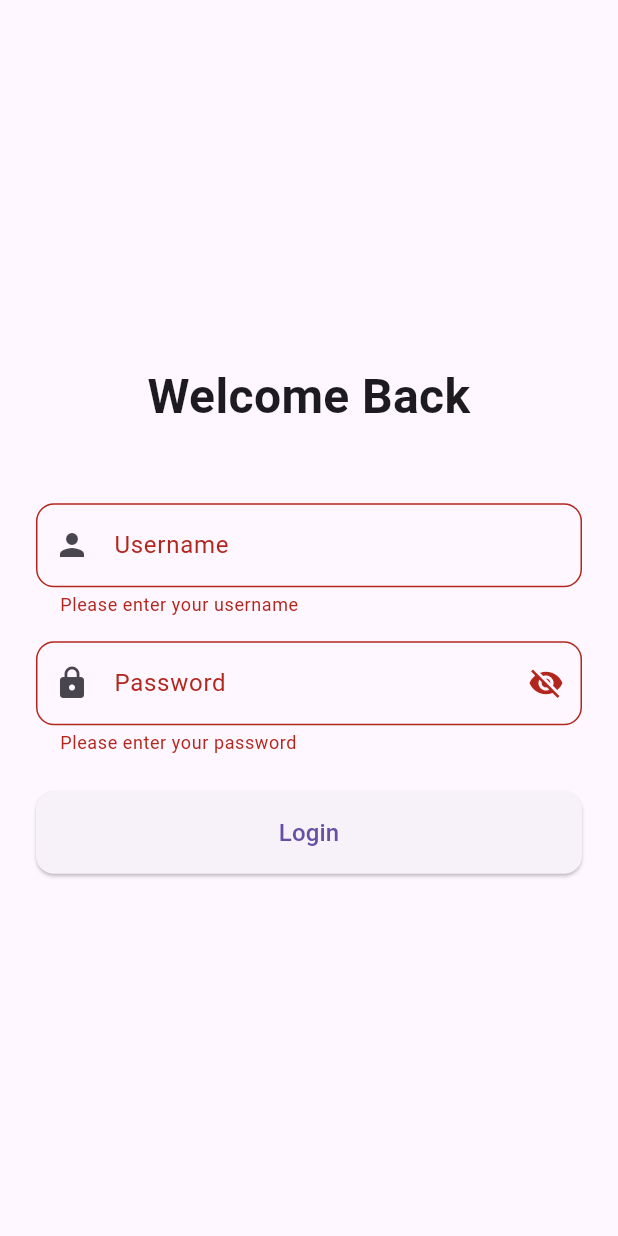
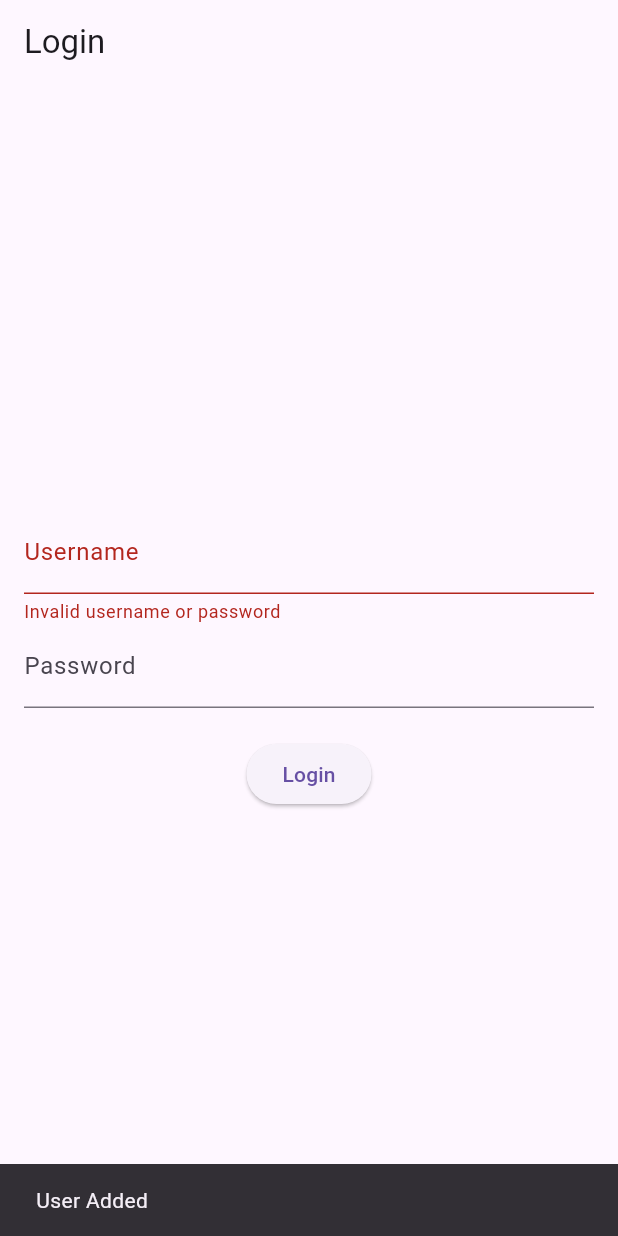
Before and after one commit to prasannvyawahare/bagcountdesktop, a Flutter app: the LoginScreen screen opened directly, after a tap on "Login", on a phone screen of 412 x 824 dp. Run offline on Flutter 3.47's test engine with Material 3 defaults, Android fonts, the phone set to English and light mode, and no system bars; our stand-ins replace sqflite_common_ffi; accounts and stored records are empty.

Commit message:
push code

```diff
--- /dev/null
+++ b/lib/db/model/d_b_helper.dart
@@ -0,0 +1,47 @@
+import 'dart:async';
+import 'package:bagreportun/db/model/user.dart';
+import 'package:path_provider/path_provider.dart';
+import 'package:sqflite_common_ffi/sqflite_ffi.dart';
+
+class DbHelper {
+  static Database? _database;
+  final databaseName= 'bagreportun.db';
+  Future<Database> get database async {
+    if (_database != null) {
+      return _database!;
+    } else {
+      _database = await _initDb();
+      return _database!;
+    }
+  }
+  final userTable='''CREATE TABLE users(
+          id INTEGER PRIMARY KEY AUTOINCREMENT,
+          username TEXT,
+          password TEXT
+        )''';
+  _initDb() async {
+    final databasePath = await getApplicationDocumentsDirectory();
+    final path = '${databasePath.path}/$databaseName';
+    return await openDatabase(path, version: 1, onCreate: (db, version) {
+      db.execute(userTable);
+    });
+  }
+
+  Future<void> insertUser(User user) async {
+    final db = await database;
+    await db.insert('users', user.toMap(), conflictAlgorithm: ConflictAlgorithm.replace);
+  }
+
+  Future<User?> getUserByUsername(String username) async {
+    final db = await database;
+    List<Map<String, dynamic>> maps = await db.query(
+      'users',
+      where: 'username = ?',
+      whereArgs: [username],
+    );
+    if (maps.isNotEmpty) {
+      return User.fromMap(maps.first);
+    }
+    return null; // No user found
+  }
+}
--- a/lib/login_screen.dart
+++ b/lib/login_screen.dart
@@ -1,4 +1,7 @@
+import 'package:bagreportun/repository.dart';
 import 'package:flutter/material.dart';
+
+import 'db/model/user.dart';
 
 class LoginScreen extends StatefulWidget {
   const LoginScreen({super.key});
@@ -8,113 +11,66 @@ class LoginScreen extends StatefulWidget {
 }
 
 class _LoginScreenState extends State<LoginScreen> {
-  final _formKey = GlobalKey<FormState>();
-  final _usernameController = TextEditingController();
-  final _passwordController = TextEditingController();
-  bool _isPasswordVisible = false;
+  final TextEditingController _usernameController = TextEditingController();
+  final TextEditingController _passwordController = TextEditingController();
+  final Repository _userRepository = Repository();
 
-  @override
-  void dispose() {
-    _usernameController.dispose();
-    _passwordController.dispose();
-    super.dispose();
-  }
+  String _errorMessage = '';
 
-  void _handleLogin() {
-    if (_formKey.currentState!.validate()) {
-      // TODO: Implement login logic
-      print('Username: ${_usernameController.text}');
-      print('Password: ${_passwordController.text}');
+  _login() async {
+    String username = _usernameController.text;
+    String password = _passwordController.text;
+    print(username);
+    print(password);
+    bool isValid = await _userRepository.validateLogin(username, password);
+    if (isValid) {
+      // Proceed to the next screen or show success
+      //Navigator.pushReplacementNamed(context, '/home');
+      print("doneeeeeeeeeeeeeeee");
+
+      ScaffoldMessenger.of(context).showSnackBar(
+        SnackBar(content: Text("Login successful")),
+      );
+    } else {
+      _userRepository.addUser(User(username: username, password: password));
+      ScaffoldMessenger.of(context).showSnackBar(
+        SnackBar(content: Text("User Added")),
+      );
+      setState(() {
+        _errorMessage = 'Invalid username or password';
+      });
     }
   }
 
   @override
   Widget build(BuildContext context) {
     return Scaffold(
-      body: SafeArea(
-        child: Padding(
-          padding: const EdgeInsets.all(24.0),
-          child: Form(
-            key: _formKey,
+      appBar: AppBar(title: Text('Login')),
+      body: Padding(
+        padding: const EdgeInsets.all(16.0),
         child: Column(
           mainAxisAlignment: MainAxisAlignment.center,
-              crossAxisAlignment: CrossAxisAlignment.stretch,
           children: [
-                const Text(
-                  'Welcome Back',
-                  style: TextStyle(
-                    fontSize: 32,
-                    fontWeight: FontWeight.bold,
-                  ),
-                  textAlign: TextAlign.center,
-                ),
-                const SizedBox(height: 48),
-                TextFormField(
+            TextField(
               controller: _usernameController,
               decoration: InputDecoration(
                 labelText: 'Username',
-                    prefixIcon: const Icon(Icons.person),
-                    border: OutlineInputBorder(
-                      borderRadius: BorderRadius.circular(12),
+                errorText: _errorMessage.isEmpty ? null : _errorMessage,
               ),
             ),
-                  validator: (value) {
-                    if (value == null || value.isEmpty) {
-                      return 'Please enter your username';
-                    }
-                    return null;
-                  },
-                ),
-                const SizedBox(height: 16),
-                TextFormField(
+            TextField(
               controller: _passwordController,
-                  obscureText: !_isPasswordVisible,
+              obscureText: true,
               decoration: InputDecoration(
                 labelText: 'Password',
-                    prefixIcon: const Icon(Icons.lock),
-                    suffixIcon: IconButton(
-                      icon: Icon(
-                        _isPasswordVisible
-                            ? Icons.visibility
-                            : Icons.visibility_off,
-                      ),
-                      onPressed: () {
-                        setState(() {
-                          _isPasswordVisible = !_isPasswordVisible;
-                        });
-                      },
-                    ),
-                    border: OutlineInputBorder(
-                      borderRadius: BorderRadius.circular(12),
               ),
             ),
-                  validator: (value) {
-                    if (value == null || value.isEmpty) {
-                      return 'Please enter your password';
-                    }
-                    if (value.length < 6) {
-                      return 'Password must be at least 6 characters';
-                    }
-                    return null;
-                  },
-                ),
-                const SizedBox(height: 24),
+            SizedBox(height: 20),
             ElevatedButton(
-                  onPressed: _handleLogin,
-                  style: ElevatedButton.styleFrom(
-                    padding: const EdgeInsets.symmetric(vertical: 16),
-                    shape: RoundedRectangleBorder(
-                      borderRadius: BorderRadius.circular(12),
-                    ),
-                  ),
-                  child: const Text(
-                    'Login',
-                    style: TextStyle(fontSize: 16),
-                  ),
+              onPressed: _login,
+              child: Text('Login'),
             ),
           ],
-            ),
-          ),
         ),
       ),
     );
--- a/lib/main.dart
+++ b/lib/main.dart
@@ -1,12 +1,15 @@
+import 'package:bagreportun/login_screen.dart';
 import 'package:flutter/material.dart';
-
-import 'master_screen.dart';
+import 'package:sqflite_common_ffi/sqflite_ffi.dart';
 
 void main() {
+// Initialize the databaseFactory to use FFI for desktop platforms
+
   runApp(MyApp());
 }
 
 class MyApp extends StatelessWidget {
+
   @override
   Widget build(BuildContext context) {
     return MaterialApp(
@@ -15,7 +18,7 @@ class MyApp extends StatelessWidget {
       theme: ThemeData(
         primarySwatch: Colors.blue,
       ),
-      home: MasterScreen(),
+      home: LoginScreen(),
     );
   }
 }
--- /dev/null
+++ b/lib/repository.dart
@@ -0,0 +1,23 @@
+import 'dart:async';
+import 'db/model/d_b_helper.dart';
+import 'db/model/user.dart';
+
+class Repository {
+  final DbHelper _dbHelper = DbHelper();
+
+
+  // Add user to the database
+  Future<void> addUser(User user) async {
+    await _dbHelper.insertUser(user);
+  }
+
+  // Validate login by checking username and password
+  Future<bool> validateLogin(String username, String password) async {
+    User? user = await _dbHelper.getUserByUsername(username);
+    if (user != null && user.password == password) {
+      return true;
+    }
+    return false; // Invalid username or password
+  }
+
+}
```
Also changed, not shown: pubspec.yaml (+7 -0 lines), pubspec.lock, 1 other file. Lines whose indentation alone changed are shown as unchanged.
